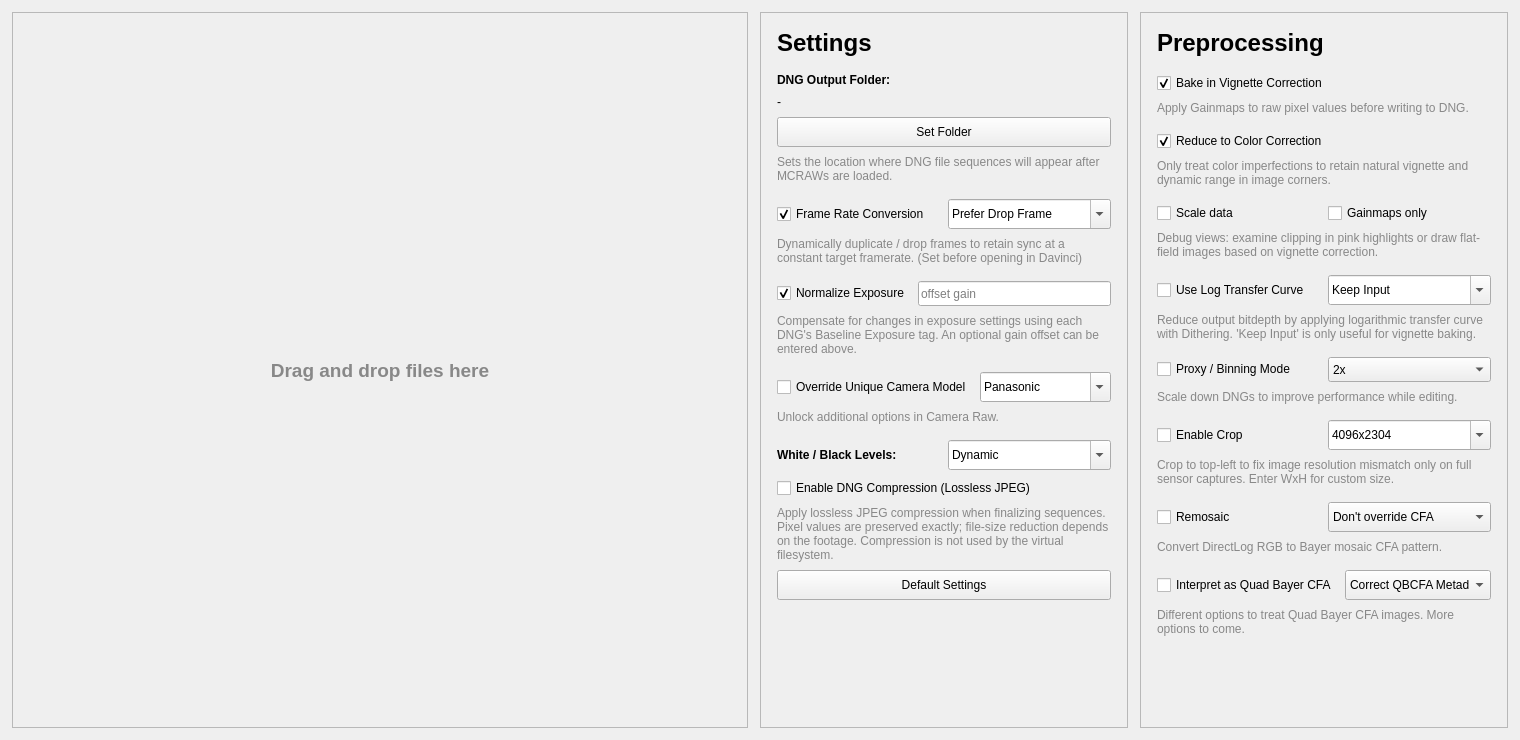
First picture: the form in ui/mainwindow.ui, repository LeonardSander/motioncam-fs, before the edit.
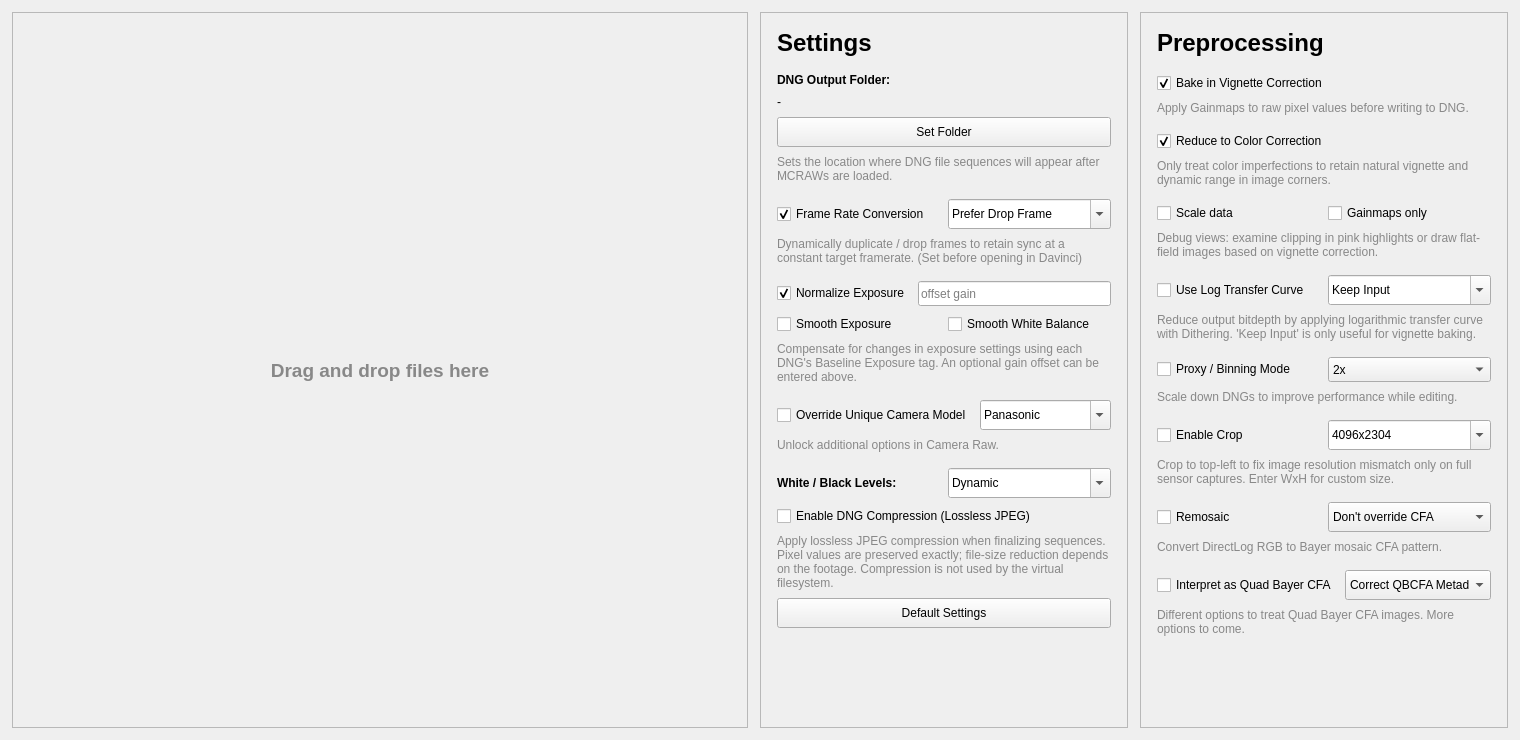
Second picture: the form after the edit.

Commit message: feat: smooth exposure / white balance

What changed in the file:
```diff
--- a/ui/mainwindow.ui
+++ b/ui/mainwindow.ui
@@ -364,7 +364,34 @@
             </widget>
            </item>
            </layout>
-           </item>         
+           </item>
+         <item>
+          <layout class="QHBoxLayout" name="exposureSmoothingLayout">
+           <property name="spacing">
+            <number>8</number>
+           </property>
+           <item>
+            <widget class="QCheckBox" name="smoothExposureCheckBox">
+             <property name="text">
+              <string>Smooth Exposure</string>
+             </property>
+             <property name="toolTip">
+              <string>Smooth exposure changes with a large lookahead window. Requires Normalize Exposure.</string>
+             </property>
+            </widget>
+           </item>
+           <item>
+            <widget class="QCheckBox" name="smoothWhiteBalanceCheckBox">
+             <property name="text">
+              <string>Smooth White Balance</string>
+             </property>
+             <property name="toolTip">
+              <string>Smooth per-frame AsShotNeutral values with a large lookahead window.</string>
+             </property>
+            </widget>
+           </item>
+          </layout>
+         </item>
          <item>
           <widget class="QLabel" name="normalizeExposureLabel">
            <property name="text">
```
The commit also changes 6 other files.
